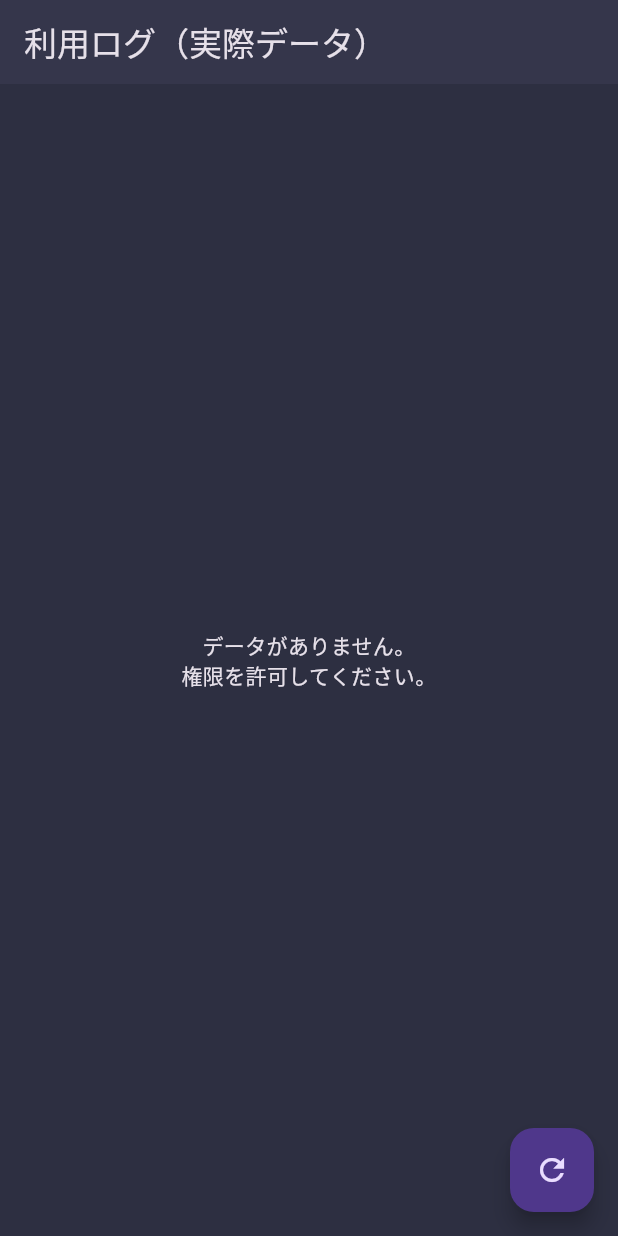
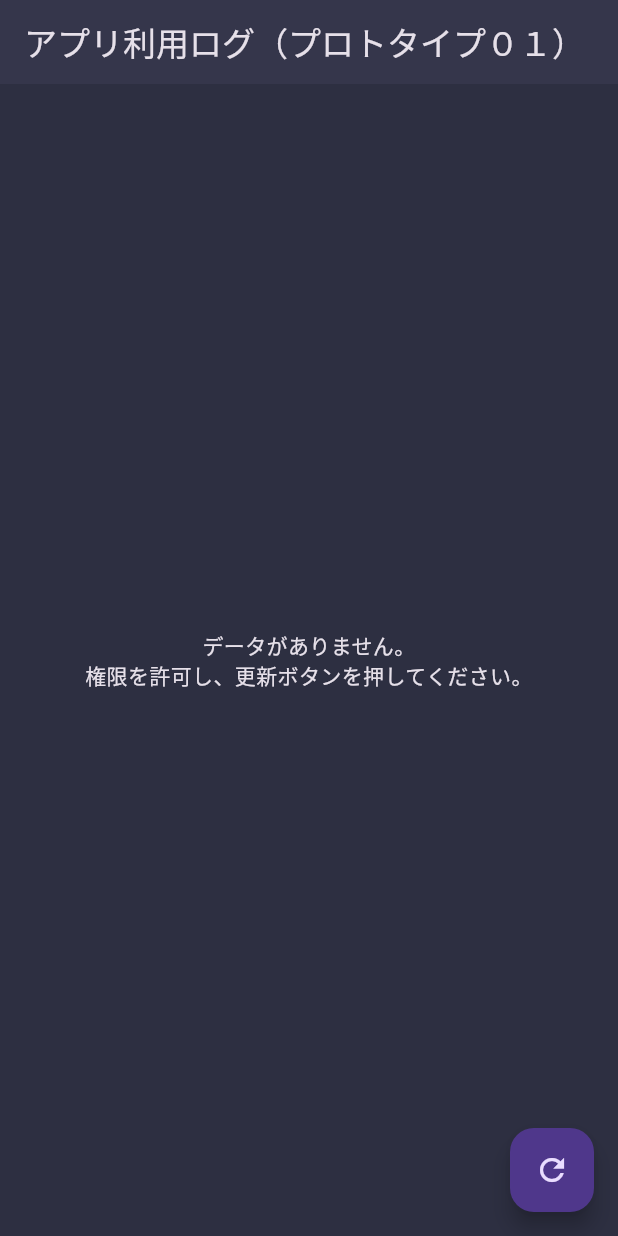
Before and after one commit to Hbkiii/first_flutter_app, a Flutter app: the screen it shows after launch, after a tap on the "refresh" icon, on a phone screen of 412 x 824 dp. Run offline on Flutter 3.47's test engine with Material 3 defaults, Android fonts, the phone set to English and light mode, and no system bars; our stand-ins replace timeline_tile; missing offline and left inert: usage_stats.

Commit message:
03/10/2025 リアルデータ取得 UI改善

```diff
--- a/lib/main.dart
+++ b/lib/main.dart
@@ -1,9 +1,8 @@
 import 'package:flutter/material.dart';
 import 'package:intl/intl.dart';
 import 'package:timeline_tile/timeline_tile.dart';
-import 'package:usage_stats/usage_stats.dart'; // usage_statsプラグインをインポート
+import 'package:usage_stats/usage_stats.dart';
 
-// UsageEventクラスの定義（変更なし）
 class UsageEvent {
   final String title;
   final IconData icon;
@@ -47,137 +46,166 @@ class UsageLogScreen extends StatefulWidget {
 }
 
 class _UsageLogScreenState extends State<UsageLogScreen> {
-  // --- ここからが追加・変更部分 ---
-
-  List<UsageEvent> _events = []; // 表示するイベントリスト
-  bool _isLoading = true; // 読み込み状態を管理
+  Map<String, List<UsageEvent>> _groupedEvents = {};
+  bool _isLoading = true;
 
   @override
   void initState() {
     super.initState();
-    _loadUsageData(); // アプリ起動時にデータを読み込む
+    _loadUsageData();
   }
 
-  // あなたが見つけてくれたロジックを組み込んだ、データ取得メソッド
   Future<void> _loadUsageData() async {
-    // 1. 権限の確認と要求
+    setState(() { _isLoading = true; });
+
     bool isPermission = await UsageStats.checkUsagePermission() ?? false;
     if (!isPermission) {
-      // 権限がない場合は設定画面に遷移する
       UsageStats.grantUsagePermission();
-      // この時点ではデータ取得はできないので一旦処理を終了
-      setState(() {
-        _isLoading = false;
-      });
+      setState(() { _isLoading = false; });
       return;
     }
 
-    // 2. データの取得
     try {
       DateTime endDate = DateTime.now();
-      DateTime startDate = DateTime(endDate.year, endDate.month, endDate.day); // 今日の0時
-
-      // イベントリストを取得
+      DateTime startDate = endDate.subtract(const Duration(days: 7));
       List<EventUsageInfo> rawEvents = await UsageStats.queryEvents(startDate, endDate);
 
-      // 3. 取得した生データをUIで使えるUsageEventに変換
-      List<UsageEvent> newEvents = [];
-      // イベントをタイムスタンプの降順（新しいものが先）にソート
-      rawEvents.sort((a, b) => b.timeStamp!.compareTo(a.timeStamp!));
+      // --- ★★★ ここからが新しいフィルタリングロジック ★★★ ---
 
-      for (int i = 0; i < rawEvents.length; i++) {
-        final current = rawEvents[i];
+      // 1. 「アプリが最前面に来た」イベントだけに絞り込む
+      List<EventUsageInfo> foregroundEvents = rawEvents.where((event) {
+        // 'ACTIVITY_RESUMED' がユーザーがアプリを操作し始めた瞬間のイベント
+        return event.eventType == '1';
+      }).toList();
+
+      // 2. 不要なシステムアプリなどを除外
+      const List<String> blockList = [
+        'android', 'com.android.systemui', 'com.google.android.apps.nexuslauncher',
+        'com.sec.android.app.launcher', 'com.mi.android.globallauncher',
+        'com.google.android.inputmethod.latin', 'com.android.vending',
+        'com.google.android.deskclock', 'com.google.android.apps.messaging',
+      ];
+      List<EventUsageInfo> filteredEvents = foregroundEvents.where((event) {
+        if (event.packageName == null) return false;
+        return !blockList.any((item) => event.packageName!.startsWith(item));
+      }).toList();
+
+      // --- ★★★ ここから下のセッション化ロジックは前回と同じ ★★★ ---
+
+      filteredEvents.sort((a, b) => a.timeStamp!.compareTo(b.timeStamp!));
+
+      List<EventUsageInfo> sessionStartEvents = [];
+      if (filteredEvents.isNotEmpty) {
+        sessionStartEvents.add(filteredEvents.first);
+        for (int i = 1; i < filteredEvents.length; i++) {
+          if (filteredEvents[i].packageName != filteredEvents[i - 1].packageName) {
+            sessionStartEvents.add(filteredEvents[i]);
+          }
+        }
+      }
+
+      Map<String, List<UsageEvent>> tempGroupedEvents = {};
+      for (int i = 0; i < sessionStartEvents.length; i++) {
+        final currentSession = sessionStartEvents[i];
         Duration duration;
 
-        // 各イベントの継続時間を計算（次のイベントが起きるまでの時間）
-        if (i + 1 < rawEvents.length) {
-          final previous = rawEvents[i + 1];
+        if (i < sessionStartEvents.length - 1) {
+          final nextSession = sessionStartEvents[i + 1];
           duration = Duration(
-            milliseconds: int.parse(current.timeStamp!) - int.parse(previous.timeStamp!)
+            milliseconds: int.parse(nextSession.timeStamp!) - int.parse(currentSession.timeStamp!)
           );
         } else {
-          // リストの最後のイベントは継続時間0とする
-          duration = Duration.zero;
+          duration = DateTime.now().difference(
+            DateTime.fromMillisecondsSinceEpoch(int.parse(currentSession.timeStamp!))
+          );
         }
 
-        final appInfo = _getAppIconInfo(current.packageName!);
+        final timestamp = DateTime.fromMillisecondsSinceEpoch(int.parse(currentSession.timeStamp!));
+        final dateKey = DateFormat('yyyy年MM月dd日').format(timestamp);
+        final appInfo = _getAppIconInfo(currentSession.packageName!);
 
-        newEvents.add(
-          UsageEvent(
-            title: appInfo['name'], // パッケージ名からアプリ名を取得
+        final event = UsageEvent(
+          title: appInfo['name'],
           icon: appInfo['icon'],
           iconColor: appInfo['color'],
           duration: duration,
-            timestamp: DateTime.fromMillisecondsSinceEpoch(int.parse(current.timeStamp!)),
-          ),
+          timestamp: timestamp,
         );
+
+        if (tempGroupedEvents[dateKey] == null) {
+          tempGroupedEvents[dateKey] = [];
+        }
+        tempGroupedEvents[dateKey]!.add(event);
       }
 
+      tempGroupedEvents.forEach((key, value) {
+        tempGroupedEvents[key] = value.reversed.toList();
+      });
+
       setState(() {
-        _events = newEvents;
+        _groupedEvents = tempGroupedEvents;
         _isLoading = false;
       });
 
     } catch (err) {
-      // エラーハンドリング
       debugPrint(err.toString());
-      setState(() {
-        _isLoading = false;
-      });
+      setState(() { _isLoading = false; });
     }
   }
 
-  // パッケージ名に応じて表示名やアイコンを返すヘルパー関数
   Map<String, dynamic> _getAppIconInfo(String packageName) {
-    if (packageName.contains('instagram')) {
-      return {'name': 'Instagram', 'icon': Icons.camera_alt, 'color': Colors.pink};
-    }
-    if (packageName.contains('youtube')) {
-      return {'name': 'YouTube', 'icon': Icons.play_arrow, 'color': Colors.red};
-    }
-    if (packageName.contains('chrome')) {
-      return {'name': 'Chrome', 'icon': Icons.web, 'color': Colors.green};
-    }
-    if (packageName.contains('twitter') || packageName.contains('x.android')) {
-      return {'name': 'X (Twitter)', 'icon': Icons.close, 'color': Colors.white};
-    }
-    // ここでは画面ロックなどもパッケージ名として取得されることがある
-    // eventTypeを見て判定するのがより正確
-    if (packageName == 'android') {
-      return {'name': 'システムイベント', 'icon': Icons.android, 'color': Colors.grey};
-    }
+    if (packageName.contains('instagram')) { return {'name': 'Instagram', 'icon': Icons.camera_alt, 'color': Colors.pink}; }
+    if (packageName.contains('youtube')) { return {'name': 'YouTube', 'icon': Icons.play_arrow, 'color': Colors.red}; }
+    if (packageName.contains('chrome')) { return {'name': 'Chrome', 'icon': Icons.web, 'color': Colors.green}; }
+    if (packageName.contains('twitter') || packageName.contains('x.android')) { return {'name': 'X (Twitter)', 'icon': Icons.close, 'color': Colors.white}; }
+    if (packageName.contains('camera')) { return {'name': 'カメラ', 'icon': Icons.camera, 'color': Colors.lightBlue}; }
     return {'name': packageName, 'icon': Icons.app_blocking, 'color': Colors.grey};
   }
 
-  // --- ここまでが追加・変更部分 ---
-
   @override
   Widget build(BuildContext context) {
+    final dateKeys = _groupedEvents.keys.toList()
+      ..sort((a, b) => DateFormat('yyyy年MM月dd日').parse(b).compareTo(DateFormat('yyyy年MM月dd日').parse(a)));
+
     return Scaffold(
       appBar: AppBar(
-        title: const Text('利用ログ（実際データ）'),
+        title: const Text('アプリ利用ログ（プロトタイプ０１）'),
         backgroundColor: const Color(0xFF2D2F41),
         elevation: 1,
       ),
-      // データを読み込み中か、データが空かで表示を切り替える
       body: _isLoading
           ? const Center(child: CircularProgressIndicator())
-          : _events.isEmpty
+          : _groupedEvents.isEmpty
               ? Center(
-                  child: Text(
-                    'データがありません。\n権限を許可してください。',
-                    textAlign: TextAlign.center,
-                  ),
+                  child: Text('データがありません。\n権限を許可し、更新ボタンを押してください。', textAlign: TextAlign.center),
                 )
               : ListView.builder(
-                  itemCount: _events.length,
+                  itemCount: dateKeys.length,
                   itemBuilder: (context, index) {
-                    final event = _events[index];
+                    final dateKey = dateKeys[index];
+                    final eventsForDay = _groupedEvents[dateKey]!;
+
+                    return Column(
+                      crossAxisAlignment: CrossAxisAlignment.start,
+                      children: [
+                        Padding(
+                          padding: const EdgeInsets.fromLTRB(16, 16, 16, 8),
+                          child: Text(
+                            dateKey,
+                            style: const TextStyle(fontSize: 18, fontWeight: FontWeight.bold, color: Colors.white),
+                          ),
+                        ),
+                        ListView.builder(
+                          shrinkWrap: true,
+                          physics: const NeverScrollableScrollPhysics(),
+                          itemCount: eventsForDay.length,
+                          itemBuilder: (context, eventIndex) {
+                            final event = eventsForDay[eventIndex];
                             return TimelineTile(
                               alignment: TimelineAlign.manual,
                               lineXY: 0.2,
-                      isFirst: index == 0,
-                      isLast: index == _events.length - 1,
+                              isFirst: eventIndex == 0,
+                              isLast: eventIndex == eventsForDay.length - 1,
                               beforeLineStyle: const LineStyle(color: Colors.white54, thickness: 2),
                               afterLineStyle: const LineStyle(color: Colors.white54, thickness: 2),
                               indicatorStyle: IndicatorStyle(
@@ -186,7 +214,7 @@ class _UsageLogScreenState extends State<UsageLogScreen> {
                                 padding: const EdgeInsets.all(4),
                               ),
                               startChild: Text(
-                        DateFormat('HH:mm:ss').format(event.timestamp),
+                                DateFormat('HH:mm').format(event.timestamp),
                                 textAlign: TextAlign.center,
                                 style: const TextStyle(color: Colors.white, fontWeight: FontWeight.bold, fontSize: 12),
                               ),
@@ -194,7 +222,10 @@ class _UsageLogScreenState extends State<UsageLogScreen> {
                             );
                           },
                         ),
-      // 更新ボタンを追加
+                      ],
+                    );
+                  },
+                ),
       floatingActionButton: FloatingActionButton(
         onPressed: _loadUsageData,
         child: const Icon(Icons.refresh),
@@ -202,7 +233,6 @@ class _UsageLogScreenState extends State<UsageLogScreen> {
     );
   }
 
-  // --- 以下のメソッドは変更なし ---
   Widget _buildEventDetails(UsageEvent event) {
     return Padding(
       padding: const EdgeInsets.all(16.0),
@@ -232,14 +262,16 @@ class _UsageLogScreenState extends State<UsageLogScreen> {
   }
 
   String _formatDuration(Duration d) {
-    if (d.inSeconds <= 0) return '一瞬'; // 0秒以下の場合は「一瞬」と表示
+    if (d.inSeconds <= 0) return '一瞬';
     final minutes = d.inMinutes;
     final seconds = d.inSeconds % 60;
     String result = '';
     if (minutes > 0) {
       result += '$minutes分 ';
     }
+    if (minutes < 1 && seconds > 0) {
       result += '$seconds秒';
-    return result;
+    }
+    return result.isEmpty ? '一瞬' : result.trim();
   }
 }
```
Lines whose indentation alone changed are shown as unchanged.
